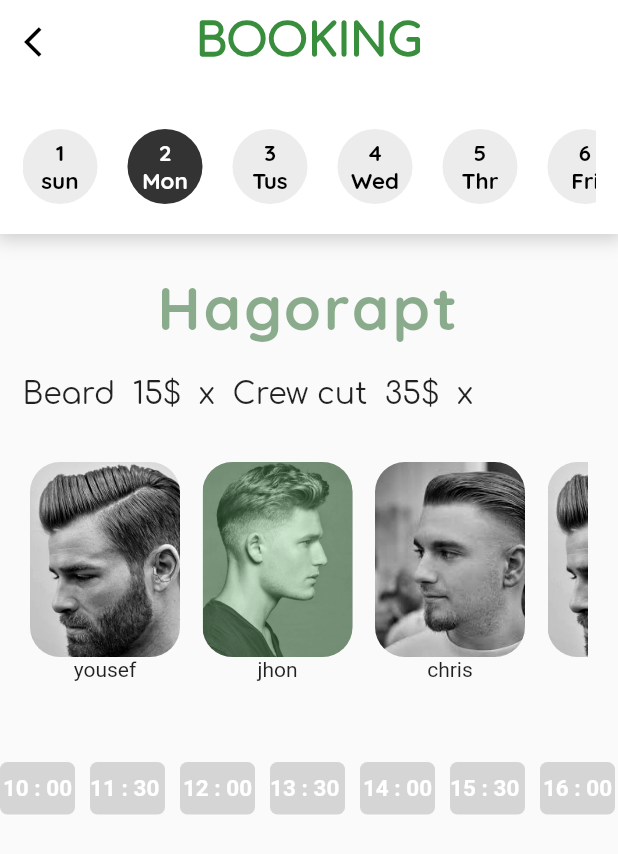
After one commit to yhabbeh/Flutter_UI, a Flutter app: the HomePageHairstylist screen opened directly, on a phone screen of 412 x 824 dp. The commit adds this screen. Shown: the top 854 px of the screen. Run offline on Flutter 3.47's test engine with Material 2 defaults, Android fonts, the phone set to English and light mode, and no system bars; missing offline and left inert: dart:html; project files that could hold a hidden picture were left out.

Commit message:
3/4/2022

```diff
--- a/lib/chef_profile/main_chef.dart
+++ b/lib/chef_profile/main_chef.dart
@@ -1,4 +1,3 @@
-import 'package:flutter/cupertino.dart';
 import 'package:flutter/material.dart';
 import 'home_page.dart';
 
--- /dev/null
+++ b/lib/hairstylist/Widget/build_barber.dart
@@ -0,0 +1,77 @@
+import 'package:flutter/cupertino.dart';
+import 'package:flutter/material.dart';
+
+
+class GetBarBer extends StatefulWidget {
+
+  final int index ;
+  final String imgPath;
+  final String name;
+
+  const GetBarBer({Key? key, required this.imgPath, required this.name ,required this.index}) : super(key: key);
+  @override
+  State<GetBarBer> createState() =>
+      _GetBarBerState(imgPath:imgPath ,name: name,index:index);
+}
+
+class _GetBarBerState extends State<GetBarBer> {
+  final int index ;
+  final String imgPath;
+  final String name;
+  var selectedDate = 1;
+
+  _GetBarBerState({required this.imgPath, required this.name, required this.index });
+
+  @override
+  Widget build(BuildContext context) {
+
+    return Column(
+      children: [
+        Stack(
+          children: [
+            Container(
+            width: 100,
+            height: 130,
+            decoration: BoxDecoration(
+                borderRadius: BorderRadius.circular(20),
+                image:   DecorationImage(
+                    image: AssetImage(widget.imgPath),
+                    fit: BoxFit.cover
+                )
+            ) ,
+          ),
+            InkWell(
+              onTap: (){
+                selectbarber(index);
+              },
+              child: Container(
+                  width: 100,
+                  height: 130,
+                  decoration: BoxDecoration(
+                      borderRadius: BorderRadius.circular(20),
+                      color: switchColor(index)
+                  )
+              ) ,
+            ),
+          ],
+        ),
+        Text(name)
+      ],
+    ) ;
+  }
+
+  Color switchColor(date){
+    if ( date == selectedDate) {
+      return Colors.green.withOpacity(0.25) ;
+    } else {
+      return Colors.transparent;
+    }
+  }
+
+  void selectbarber(date) {
+    setState(() {
+      selectedDate = date;
+    });
+  }
+
+}
--- /dev/null
+++ b/lib/hairstylist/Widget/build_days_bar.dart
@@ -0,0 +1,85 @@
+import 'package:flutter/material.dart';
+
+class BuildDaysBar extends StatefulWidget {
+
+  final int date;
+  final String day;
+
+  const BuildDaysBar({Key? key, required this.date, required this.day})
+      : super(key: key);
+
+  @override
+  State<BuildDaysBar> createState() => _BuildDaysBarState(date:date,day:day );
+
+}
+
+class _BuildDaysBarState extends State<BuildDaysBar> {
+  final int date;
+  final String day;
+  var selectedDate = 2;
+
+  _BuildDaysBarState({required this.date, required this.day});
+
+  @override
+  Widget build(BuildContext context) {
+    return InkWell(
+      onTap: () {
+        selectDate (date);
+      },
+      child: AnimatedContainer(
+        duration: const Duration(milliseconds: 500),
+        curve: Curves.easeIn,
+        width: 50,
+        height: 50,
+        decoration: BoxDecoration(
+          borderRadius: BorderRadius.circular(40),
+          color: switchColor(widget.date),
+        ),
+        child: Column(
+          mainAxisAlignment: MainAxisAlignment.center,
+          children: [
+            Text(
+              widget.date.toString(),
+              style:  TextStyle(
+                  fontFamily: "Quicksands",
+                  fontSize: 15,
+                  fontWeight: FontWeight.bold,color: switchContainColor(widget.date)
+              ),
+
+            ),
+            Text(
+              widget.day,
+              style: TextStyle(
+                  fontFamily: "Quicksands",
+                  fontSize: 15,
+                 color: switchContainColor(widget.date),
+                  fontWeight: FontWeight.bold),
+            ),
+          ],
+        ),
+      ),
+    );
+  }
+
+  Color switchColor(date) {
+    if ( date == selectedDate) {
+      return Colors.black.withOpacity(0.8);
+    } else {
+      return Colors.grey.withOpacity(0.2);
+    }
+  }
+
+  Color switchContainColor(date){
+    if ( date == selectedDate) {
+      return Colors.white ;
+    } else {
+      return Colors.black;
+    }
+  }
+
+  void selectDate(date) {
+    setState(() {
+      selectedDate = date;
+    });
+  }
+}
--- /dev/null
+++ b/lib/hairstylist/Widget/build_time_card.dart
@@ -0,0 +1,61 @@
+import 'package:flutter/material.dart';
+
+class BuildTimeCard extends StatefulWidget {
+  const BuildTimeCard({Key? key, this.time}) : super(key: key);
+
+  final time;
+
+  @override
+  State<BuildTimeCard> createState() => _BuildTimeCardState(this.time);
+}
+
+class _BuildTimeCardState extends State<BuildTimeCard> {
+  final time;
+  var chekedcolor;
+
+  _BuildTimeCardState(this.time);
+
+  @override
+  Widget build(BuildContext context) {
+    return InkWell(
+      onTap: (){
+        chekcolor(time);
+        _BuildTimeCardState(chekedcolor );
+      },
+      child: Container(
+          width: 50,
+          decoration: BoxDecoration(
+            color: switchcolor(time),
+            borderRadius: BorderRadius.circular(5)
+          ),
+          child: Center(
+            child: Text(
+                (10 + time % 24).toString() +
+                " : " +
+                (30 * (time % 2)).toString() +
+                (time % 2 == 0 ? "0" : " "),
+              style: TextStyle(fontSize: 15,fontWeight: FontWeight.bold,color: Colors.white),
+
+            ),
+          )
+      ),
+    );
+  }
+
+
+  Color switchcolor(time){
+    if (time == chekedcolor){
+      return Colors.black.withOpacity(0.7);
+    }
+    else{
+      return Colors.grey.withOpacity(0.4);
+    }
+
+  }
+  void  chekcolor(time){
+    setState(() {
+      chekedcolor = time;
+    });
+    return chekedcolor;
+  }
+}
--- /dev/null
+++ b/lib/hairstylist/homePageHairstylist.dart
@@ -0,0 +1,153 @@
+import 'package:flutter/cupertino.dart';
+import 'package:flutter/material.dart';
+import 'package:mian/hairstylist/Widget/build_days_bar.dart';
+import 'package:mian/hairstylist/Widget/build_time_card.dart';
+
+import 'Widget/build_barber.dart';
+
+class HomePageHairstylist extends StatefulWidget {
+  const HomePageHairstylist({Key? key}) : super(key: key);
+
+  @override
+  State<HomePageHairstylist> createState() => _HomePageHairstylistState();
+}
+
+class _HomePageHairstylistState extends State<HomePageHairstylist> {
+  @override
+  Widget build(BuildContext context) {
+    List<String> day = ["sun", "Mon", "Tus", "Wed", "Thr", "Fri", "Sat"];
+    List<String> imagpath = [
+      "assets/style1.jpg",
+      "assets/style2.jpg",
+      "assets/style3.jpeg"
+    ];
+    List<String> name = ["yousef", "jhon", "chris", "mike"];
+
+    return Scaffold(
+      appBar: AppBar(
+        elevation: 0,
+        backgroundColor: Colors.white,
+        title: Text("BOOKING",
+            style: TextStyle(
+                color: Colors.green.shade700,
+                fontWeight: FontWeight.bold,
+                fontFamily: "Comfort",
+                fontSize: 30)),
+        centerTitle: true,
+        leading: IconButton(
+            icon: const Icon(Icons.arrow_back_ios, color: Colors.black),
+            onPressed: () {}),
+      ),
+      body: Column(
+        mainAxisAlignment: MainAxisAlignment.start,
+        crossAxisAlignment: CrossAxisAlignment.center,
+        children: [
+          Stack(
+            children: [
+              Container(
+                height: 100,
+                decoration: BoxDecoration(color: Colors.white, boxShadow: [
+                  BoxShadow(
+                      color: Colors.black.withOpacity(0.2),
+                      blurRadius: 10,
+                      spreadRadius: 3)
+                ]),
+              ),
+              Positioned(
+                  top: 30,
+                  left: 15,
+                  right: 15,
+                  child: SizedBox(
+                    height: 50,
+                    child: ListView.separated(
+                      itemBuilder: (context, index) => BuildDaysBar(
+                          date: index % 30 + 1, day: day[index % day.length]),
+                      itemCount: day.length * 3,
+                      shrinkWrap: true,
+                      separatorBuilder: (BuildContext context, int index) {
+                        return const SizedBox(width: 20);
+                      },
+                      scrollDirection: Axis.horizontal,
+                    ),
+                  )),
+            ],
+          ),
+          Text(
+            "Hagorapt",
+            style: TextStyle(
+              fontFamily: "Quicksands",
+              letterSpacing: 2,
+              height: 2,
+              color: Colors.green.shade900.withOpacity(0.5),
+              fontSize: 40,
+              fontWeight: FontWeight.bold,
+            ),
+            textAlign: TextAlign.center,
+          ),
+          Padding(
+            padding: const EdgeInsets.all(15.0),
+            child: Row(
+              children: const [
+                Text(
+                  "Beard\t",
+                  style: TextStyle(fontSize: 20, fontFamily: "Comfort"),
+                ),
+                Text(
+                  " 15\$  x\t\t",
+                  style: TextStyle(
+                    fontSize: 20,
+                    fontFamily: "Comfort",
+                  ),
+                ),
+                Text(
+                  "Crew cut\t",
+                  style: TextStyle(
+                    fontSize: 20,
+                    fontFamily: "Comfort",
+                  ),
+                ),
+                Text(
+                  " 35\$  x\t",
+                  style: TextStyle(
+                    fontSize: 20,
+                    fontFamily: "Comfort",
+                  ),
+                ),
+              ],
+            ),
+          ),
+          Container(
+            padding: EdgeInsets.all(20),
+            height: 200,
+            width: MediaQuery.of(context).size.width,
+            child: ListView.separated(
+                scrollDirection: Axis.horizontal,
+                itemBuilder: (context, index) => GetBarBer(
+                      index: index,
+                      name: name[index % name.length],
+                      imgPath: imagpath[index % imagpath.length],
+                    ),
+                separatorBuilder: (BuildContext context, int index) {
+                  return const SizedBox(
+                    width: 15,
+                  );
+                },
+                itemCount: 6),
+          ),
+          SizedBox(height: 20),
+          SizedBox(
+            height: 35,
+            child: ListView.separated(
+              scrollDirection: Axis.horizontal,
+                itemBuilder: (context, index) => BuildTimeCard(time: index),
+                separatorBuilder:(BuildContext context, int index){
+                   return SizedBox(width: 10);
+
+                },
+                itemCount: 10),
+          )
+        ],
+      ),
+    );
+  }
+}
--- /dev/null
+++ b/lib/hairstylist/main.dart
@@ -0,0 +1,23 @@
+import 'package:flutter/cupertino.dart';
+import 'package:flutter/material.dart';
+import 'package:mian/hairstylist/homePageHairstylist.dart';
+
+
+void main()=>runApp(const MainHairstylist());
+
+class MainHairstylist extends StatefulWidget {
+  const MainHairstylist({Key? key}) : super(key: key);
+
+  @override
+  State<MainHairstylist> createState() => _MainHairstylistState();
+}
+
+class _MainHairstylistState extends State<MainHairstylist> {
+  @override
+  Widget build(BuildContext context) {
+    return const MaterialApp(
+      debugShowCheckedModeBanner: false,
+      home: HomePageHairstylist(),
+    );
+  }
+}
```
Also changed, not shown: assets/style1.jpg (added), assets/style2.jpg (added), assets/style3.jpeg (added).
